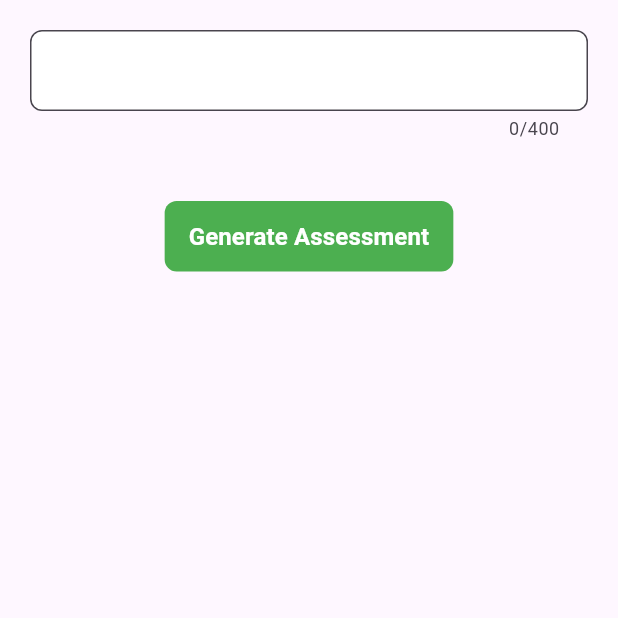
After one commit to lambraydon/psa_codesprint, a Flutter app: the ApplicantsView screen opened directly, on a phone screen of 412 x 824 dp, the top half of it. The commit adds this screen. Run offline on Flutter 3.47's test engine with Material 3 defaults, Android fonts, the phone set to English and light mode, and no system bars; our stand-ins replace animated_text_kit, get_it, percent_indicator, responsive_builder.

Commit message:
Add gptApiService for applicants

```diff
--- a/lib/routing/route_names.dart
+++ b/lib/routing/route_names.dart
@@ -1,3 +1,4 @@
 const String HomeRoute = 'home';
 const String AboutRoute = 'about';
 const String CoursesRoute = 'courses';
+const String ApplicantsRoute = 'applicants';
--- a/lib/routing/router.dart
+++ b/lib/routing/router.dart
@@ -1,5 +1,6 @@
 import 'package:flutter/material.dart';
 import 'package:psa_codesprint/routing/route_names.dart';
+import 'package:psa_codesprint/views/applicants_view/applicants_view.dart';
 import 'package:psa_codesprint/views/home_view.dart';
 
 import '../views/about_view.dart';
@@ -13,6 +14,8 @@ Route<dynamic>? generateRoute(RouteSettings settings) {
       return _getPageRoute(const AboutView());
     case CoursesRoute:
       return _getPageRoute(const CoursesView());
+    case ApplicantsRoute:
+      return _getPageRoute(const ApplicantsView());
     default:
   }
 }
--- /dev/null
+++ b/lib/views/applicants_view/api_constants.dart
@@ -0,0 +1,17 @@
+String BASE_URL = "https://api.openai.com/v1/chat";
+String API_KEY = "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";
+String PROMPT = '''
+
+Create a JSON representation of a resume evaluation with the following fields:
+
+- "description" for an evaluation description covering strengths and weaknesses
+- "impact score" to rate the resume's impact (out of 30).
+- "competency score" to assess the candidate's competency (out of 40).
+- "experience score" to gauge the candidate's experience (out of 30).
+- "score" to determine the overall quality (out of 100), which is the sum of the three scores mentioned above.
+
+''';
+
+String CONDITION = '''
+Strictly respond in JSON format
+''';
--- /dev/null
+++ b/lib/views/applicants_view/applicant_evaluation_model.dart
@@ -0,0 +1,25 @@
+class RecommenderModel {
+  final int totalScore;
+  final int impactScore;
+  final int competencyScore;
+  final int experienceScore;
+  final String description;
+
+  RecommenderModel(
+      {required this.totalScore,
+      required this.impactScore,
+      required this.competencyScore,
+      required this.experienceScore,
+      required this.description});
+
+  factory RecommenderModel.fromJson(Map<dynamic, dynamic> json) {
+    return RecommenderModel(
+      totalScore: json['score'] as int,
+      impactScore: json['impact score'] as int,
+      competencyScore: json['competency score'] as int,
+      experienceScore: json['experience score'] as int,
+      description: json['description'] as String,
+    );
+  }
+
+}
--- /dev/null
+++ b/lib/views/applicants_view/applicants_view.dart
@@ -0,0 +1,230 @@
+import 'dart:developer';
+
+import 'package:flutter/material.dart';
+import 'package:animated_text_kit/animated_text_kit.dart';
+import 'package:psa_codesprint/applicant_fit_score.dart';
+import 'package:psa_codesprint/views/applicants_view/applicant_evaluation_model.dart';
+
+import '../../services/gpt_api_service.dart';
+import 'package:http/http.dart' as http;
+
+class ApplicantsView extends StatefulWidget {
+  const ApplicantsView({Key? key}) : super(key: key);
+
+  @override
+  State<ApplicantsView> createState() => _ApplicantsViewState();
+}
+
+class _ApplicantsViewState extends State<ApplicantsView> {
+  TextEditingController inputController = TextEditingController();
+  final FocusNode _focusNode = FocusNode();
+
+  bool _isLoading = false;
+  bool _showNewWidget = false;
+  bool _showApplicantScore = false;
+
+  // Textstyles
+  FontWeight weight = FontWeight.normal;
+  double size = 16;
+  Color filled = Colors.white;
+  Color text = Colors.black;
+
+  // HintText
+  String hintText =
+      'Recommend me a one hour long workout targeting the back, shoulders and triceps';
+
+  RecommenderModel model = RecommenderModel(
+      totalScore: 0,
+      impactScore: 0,
+      competencyScore: 0,
+      experienceScore: 0,
+      description: "Oops an error occured, please try again");
+
+  String description = "Oops an error occured, please try again";
+
+  @override
+  void dispose() {
+    inputController.dispose();
+    super.dispose();
+  }
+
+  void changeTheme() {
+    weight = FontWeight.bold;
+    size = 15;
+    filled = Colors.lightBlueAccent;
+    text = Colors.blue.shade800;
+  }
+
+  void _onGenerateAssessmentPressed() async {
+    setState(() {
+      _focusNode.unfocus();
+
+      if (inputController.text.isEmpty) {
+        inputController.text = hintText;
+      }
+      changeTheme();
+      _isLoading = true;
+    });
+
+
+    // API call to GPT model
+    try {
+      model = await GPTApiService(httpClient: http.Client())
+          .sendMessage(message: inputController.text, modelId: "gpt-3.5-turbo");
+      log(model.description);
+    } catch (error) {
+      log("reached here error");
+      log(error.toString());
+    }
+
+    setState(() {
+      description = model.description;
+      _isLoading = false;
+      _showNewWidget = true;
+      log("reached");
+    });
+  }
+
+
+
+  @override
+  Widget build(BuildContext context) {
+    return GestureDetector(
+      onTap: () {
+        _focusNode.unfocus();
+      },
+      child: Scaffold(
+        body: ListView(children: [
+          Center(
+            child: Column(
+              children: [
+                Padding(
+                  padding: const EdgeInsets.all(20),
+                  child: TextField(
+                    maxLength: 400,
+                    controller: inputController,
+                    focusNode: _focusNode,
+                    style: TextStyle(
+                        fontSize: size, fontWeight: weight, color: text),
+                    maxLines: null,
+                    decoration: InputDecoration(
+                      fillColor: filled,
+                      filled: true,
+                      hintMaxLines: 6,
+                      border: OutlineInputBorder(
+                        borderRadius: BorderRadius.circular(8),
+                      ),
+                      contentPadding: const EdgeInsets.all(15.0),
+                    ),
+                    keyboardType: TextInputType.name,
+                  ),
+                ),
+                const SizedBox(
+                  height: 12,
+                ),
+                Visibility(
+                  visible: !_isLoading && !_showNewWidget,
+                  child: TextButton(
+                    onPressed: _onGenerateAssessmentPressed,
+                    child: Container(
+                      padding: const EdgeInsets.symmetric(
+                          vertical: 12.0, horizontal: 16.0),
+                      decoration: BoxDecoration(
+                        color: Colors.green,
+                        borderRadius: BorderRadius.circular(8),
+                      ),
+                      child: const Text(
+                        "Generate Assessment",
+                        style: TextStyle(
+                          fontSize: 16.0,
+                          fontWeight: FontWeight.bold,
+                          color: Colors.white,
+                        ),
+                        textAlign: TextAlign.center,
+                      ),
+                    ),
+                  ),
+                ),
+                if (_isLoading)
+                  const SizedBox(
+                    height: 24,
+                    width: 24,
+                    child: CircularProgressIndicator(
+                      color: Colors.blue,
+                    ),
+                  ),
+                AnimatedOpacity(
+                  opacity: _showNewWidget ? 1.0 : 0.0,
+                  duration: const Duration(milliseconds: 800),
+                  curve: Curves.easeIn,
+                  child: _showNewWidget
+                      ? Padding(
+                          padding: const EdgeInsets.all(16.0),
+                          child: Container(
+                            padding: const EdgeInsets.all(20),
+                            decoration: BoxDecoration(
+                              color: Colors.grey[200],
+                              borderRadius: BorderRadius.circular(8),
+                            ),
+                            child: Column(
+                              children: [
+                                Row(
+                                  mainAxisAlignment:
+                                      MainAxisAlignment.spaceAround,
+                                  children: [
+                                    Expanded(
+                                      child: Padding(
+                                        padding: const EdgeInsets.all(8.0),
+                                        child: AnimatedTextKit(
+                                          isRepeatingAnimation: false,
+                                          repeatForever: false,
+                                          animatedTexts: [
+                                            TyperAnimatedText(
+                                                description,
+                                                speed: const Duration(milliseconds: 10),
+                                                textStyle: const TextStyle(
+                                                    fontWeight: FontWeight.bold,
+                                                    fontSize: 15)),
+                                          ],
+                                          onFinished: () {
+                                            setState(() {
+                                              _showApplicantScore = true;
+                                            });
+                                          },
+                                        ),
+                                      ),
+                                    ),
+                                    Padding(
+                                      padding: const EdgeInsets.all(8.0),
+                                      child: AnimatedOpacity(
+                                        opacity: _showApplicantScore ? 1.0 : 0.0,
+                                        duration:
+                                            const Duration(milliseconds: 800),
+                                        curve: Curves.easeIn,
+                                        child: _showApplicantScore
+                                            ? ApplicantFitScore(model.totalScore)
+                                            : const SizedBox.shrink(),
+                                      ),
+                                    ),
+                                  ],
+                                ),
+                              ],
+                            ),
+                          ),
+                        )
+                      : const SizedBox.shrink(),
+                ),
+                const SizedBox(
+                  height: 10,
+                ),
+                const SizedBox(
+                  height: 10,
+                ),
+              ],
+            ),
+          ),
+        ]),
+      ),
+    );
+  }
+}
--- a/lib/views/home_content_desktop.dart
+++ b/lib/views/home_content_desktop.dart
@@ -1,4 +1,5 @@
 import 'package:flutter/material.dart';
+import 'package:psa_codesprint/routing/route_names.dart';
 
 import '../widgets/call_to_action.dart';
 import '../widgets/details.dart';
@@ -12,9 +13,9 @@ class HomeContentDesktop extends StatelessWidget {
       Details(),
       Expanded(child: Center(child: Row(
         children: [
-          CallToAction("Applicants"),
+          CallToAction("Applicants", ApplicantsRoute),
           SizedBox(width: 10,),
-          CallToAction("Existing Employees")
+          CallToAction("Existing Employees", ApplicantsRoute)
         ],
       ),))
     ],);
--- a/lib/views/home_content_mobile.dart
+++ b/lib/views/home_content_mobile.dart
@@ -1,4 +1,5 @@
 import 'package:flutter/material.dart';
+import 'package:psa_codesprint/routing/route_names.dart';
 import 'package:psa_codesprint/widgets/call_to_action.dart';
 import 'package:psa_codesprint/widgets/details.dart';
 
@@ -13,9 +14,9 @@ class HomeContentMobile extends StatelessWidget {
       children: [
         Details(),
         SizedBox(height: 100,),
-        CallToAction('Applicants'),
+        CallToAction('Applicants', ApplicantsRoute),
         SizedBox(height: 5,),
-        CallToAction("Existing Employees")
+        CallToAction("Existing Employees", ApplicantsRoute)
       ],
     );
   }
--- a/pubspec.yaml
+++ b/pubspec.yaml
@@ -37,6 +37,9 @@ dependencies:
   cupertino_icons: ^1.0.2
   responsive_builder: ^0.7.0
   get_it: ^7.6.4
+  animated_text_kit: ^4.2.2
+  percent_indicator: ^4.2.3
+  http: ^1.1.0
 
 dev_dependencies:
   flutter_test:
```
Also changed, not shown: lib/applicant_fit_score.dart (added, +56 -0 lines), lib/custom_text_button.dart (added, +36 -0 lines), lib/services/gpt_api_service.dart (added, +91 -0 lines), lib/widgets/call_to_action.dart (+11 -2 lines), pubspec.lock.
